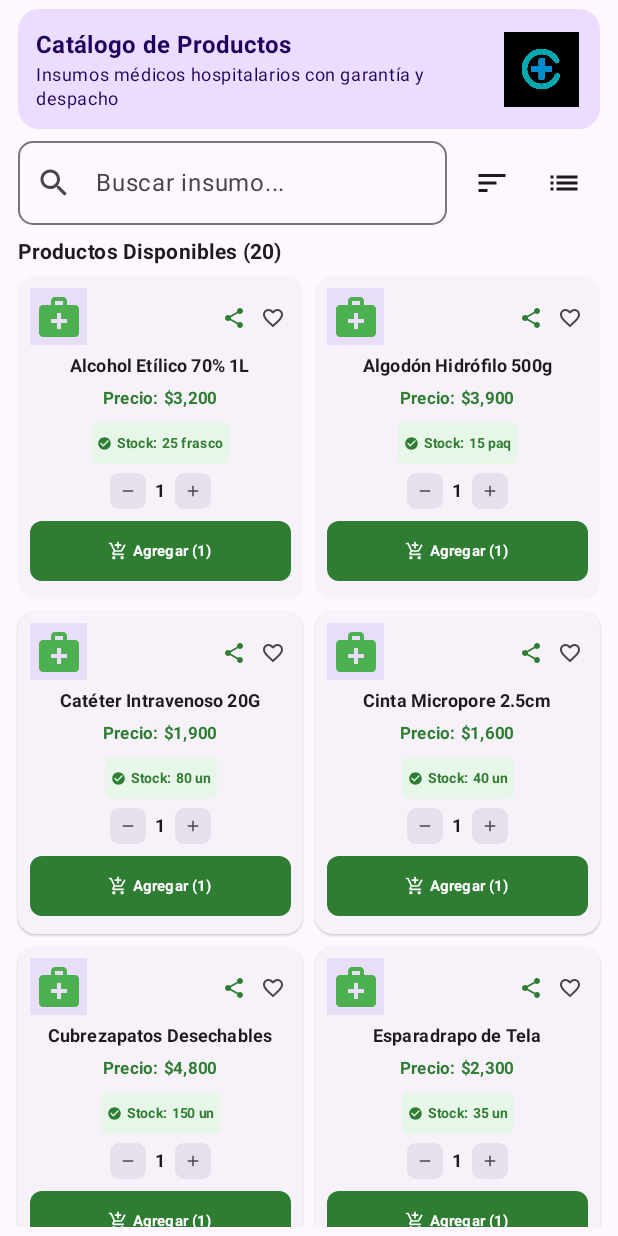
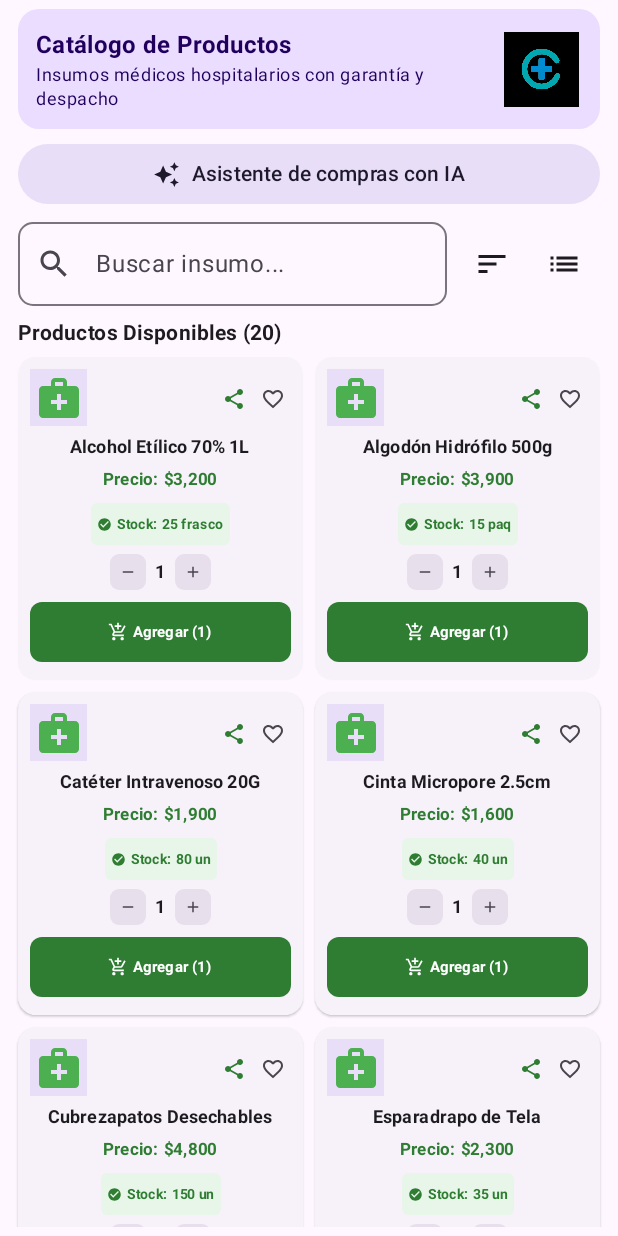
Before and after one commit to BlorexInk/appcappucare, an Android app built with Jetpack Compose: the composable CatalogoShowcaseScreen shown on its own in the app's theme, on a phone screen of 412 x 824 dp. Run offline under Robolectric (Android 15) with nearby library versions, the phone set to English and light mode, and no system bars.

Commit message:
feat(catalogo): agrega botón para abrir el asistente de compras con IA

```diff
--- a/app/src/main/java/com/blorex/appcappucare/ui/catalog/CatalogoShowcaseScreen.kt
+++ b/app/src/main/java/com/blorex/appcappucare/ui/catalog/CatalogoShowcaseScreen.kt
@@ -21,6 +21,7 @@ import androidx.compose.material.icons.filled.GridView
 import androidx.compose.material.icons.filled.Remove
 import androidx.compose.material.icons.filled.Search
 import androidx.compose.material.icons.filled.Share
+import androidx.compose.material.icons.filled.AutoAwesome
 import androidx.compose.material.icons.filled.Warning
 import androidx.compose.material3.*
 import androidx.compose.runtime.*
@@ -36,6 +37,7 @@ import com.blorex.appcappucare.model.Producto
 import com.blorex.appcappucare.repository.ConfiguracionAppRepository
 import com.blorex.appcappucare.repository.FavoritosRepository
 import com.blorex.appcappucare.repository.ProductosRepository
+import com.blorex.appcappucare.ui.asistente.AsistenteIADialog
 import com.blorex.appcappucare.ui.components.CargarImagenProducto
 import com.blorex.appcappucare.utils.CompartirUtils
 import com.blorex.appcappucare.viewmodel.VentaViewModel
@@ -72,6 +74,7 @@ fun CatalogoShowcaseScreen(
     var esVistaCuadricula by remember { mutableStateOf(true) }
     var ordenActual by remember { mutableStateOf(OrdenamientoCatalogo.ALFABETICO_AZ) }
     var mostrarMenuOrden by remember { mutableStateOf(false) }
+    var mostrarAsistente by remember { mutableStateOf(false) }
 
     var productoDetalleSeleccionado by remember { mutableStateOf<Producto?>(null) }
 
@@ -128,6 +131,24 @@ fun CatalogoShowcaseScreen(
                             .padding(2.dp)
                     )
                 }
+            }
+
+            Spacer(modifier = Modifier.height(6.dp))
+
+            // Asistente de compras con IA
+            FilledTonalButton(
+                onClick = { mostrarAsistente = true },
+                modifier = Modifier.fillMaxWidth()
+            ) {
+                Icon(Icons.Default.AutoAwesome, contentDescription = null, modifier = Modifier.size(18.dp))
+                Spacer(modifier = Modifier.width(8.dp))
+                Text("Asistente de compras con IA")
+            }
+            if (mostrarAsistente) {
+                AsistenteIADialog(
+                    ventaViewModel = ventaViewModel,
+                    onCerrar = { mostrarAsistente = false }
+                )
             }
 
             Spacer(modifier = Modifier.height(8.dp))
```
